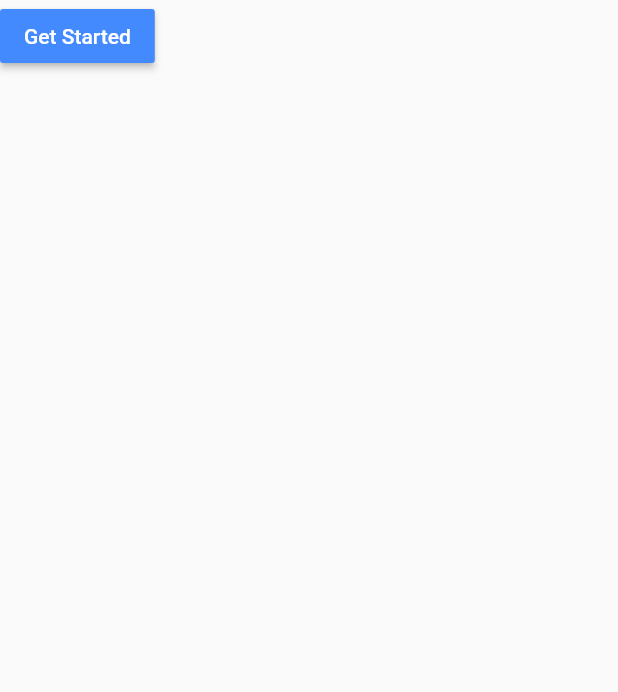
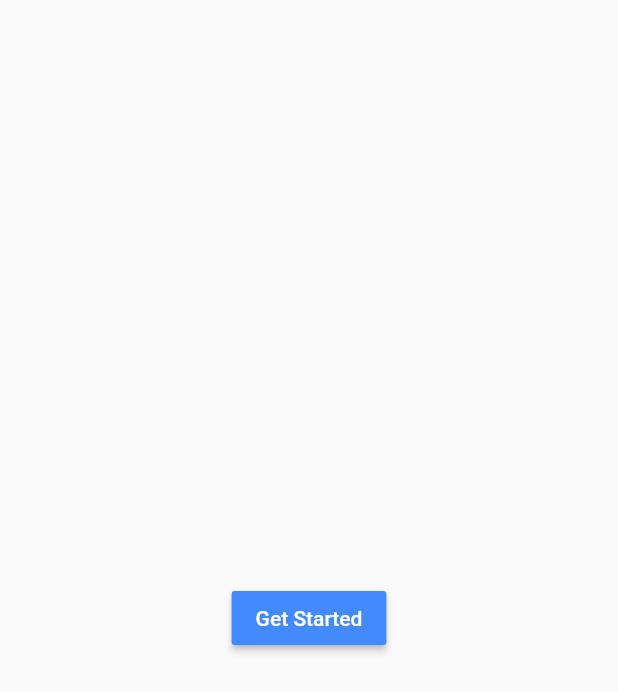
Before and after one commit to PhysicalRevelry/hotkey_flashcards, a Flutter app: the screen it shows after launch, on a phone screen of 412 x 824 dp. Shown: the top 692 px of the screen. Run offline on Flutter 3.47's test engine with Material 2 defaults, Android fonts, the phone set to English and light mode, and no system bars; our stand-ins replace flutter_hooks, hooks_riverpod.

```diff
--- a/lib/screens/get_started.dart
+++ b/lib/screens/get_started.dart
@@ -19,7 +19,7 @@ class GetStarted extends HookWidget {
           flashCard.getStarted(key, context);
           flashCard.selectHotKey();
         },
-        child: GetStartedButton(),
+        child: Center(child: GetStartedButton()),
       ),
     );
   }
```
